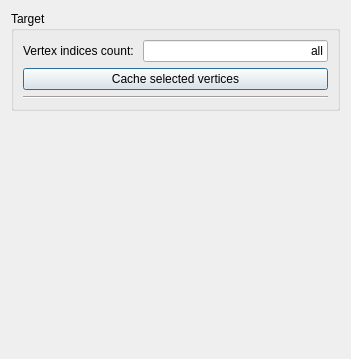
AnonCountercurrent/NoraMayaTrivialTools, file Mesh/UI/noraNormalMappingWidget.ui: the form before one commit.
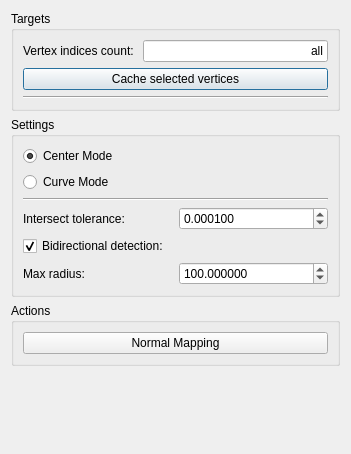
The form after the commit.

Commit message: normal smoothing

Diff of the .ui file:
```diff
--- a/Mesh/UI/noraNormalMappingWidget.ui
+++ b/Mesh/UI/noraNormalMappingWidget.ui
@@ -7,7 +7,7 @@
     <x>0</x>
     <y>0</y>
     <width>351</width>
-    <height>359</height>
+    <height>454</height>
    </rect>
   </property>
   <property name="sizePolicy">
@@ -25,11 +25,11 @@
   <property name="windowTitle">
    <string>Dialog</string>
   </property>
-  <layout class="QVBoxLayout" name="verticalLayout_2">
+  <layout class="QVBoxLayout" name="verticalLayout_5">
    <item>
     <widget class="QGroupBox" name="groupBox">
      <property name="title">
-      <string>Target</string>
+      <string>Targets</string>
      </property>
      <layout class="QVBoxLayout" name="verticalLayout">
       <item>
@@ -86,6 +86,130 @@
      </layout>
     </widget>
    </item>
+   <item>
+    <widget class="QGroupBox" name="groupBox_2">
+     <property name="title">
+      <string>Settings</string>
+     </property>
+     <layout class="QVBoxLayout" name="verticalLayout_3">
+      <item>
+       <layout class="QVBoxLayout" name="verticalLayout_2">
+        <item>
+         <widget class="QRadioButton" name="centerRadioButton">
+          <property name="text">
+           <string>Center Mode</string>
+          </property>
+          <property name="checked">
+           <bool>true</bool>
+          </property>
+         </widget>
+        </item>
+        <item>
+         <widget class="QRadioButton" name="curveRadioButton">
+          <property name="text">
+           <string>Curve Mode</string>
+          </property>
+         </widget>
+        </item>
+       </layout>
+      </item>
+      <item>
+       <widget class="Line" name="line_2">
+        <property name="orientation">
+         <enum>Qt::Horizontal</enum>
+        </property>
+       </widget>
+      </item>
+      <item>
+       <layout class="QHBoxLayout" name="horizontalLayout_3">
+        <item>
+         <widget class="QLabel" name="label_2">
+          <property name="text">
+           <string>Intersect tolerance: </string>
+          </property>
+         </widget>
+        </item>
+        <item>
+         <widget class="QDoubleSpinBox" name="tolSpinBox">
+          <property name="decimals">
+           <number>6</number>
+          </property>
+          <property name="minimum">
+           <double>0.000001000000000</double>
+          </property>
+          <property name="maximum">
+           <double>1.000000000000000</double>
+          </property>
+          <property name="singleStep">
+           <double>0.001000000000000</double>
+          </property>
+          <property name="value">
+           <double>0.000100000000000</double>
+          </property>
+         </widget>
+        </item>
+       </layout>
+      </item>
+      <item>
+       <layout class="QHBoxLayout" name="horizontalLayout_4">
+        <item>
+         <widget class="QCheckBox" name="twoWayCheckBox">
+          <property name="text">
+           <string>Bidirectional detection: </string>
+          </property>
+          <property name="checked">
+           <bool>true</bool>
+          </property>
+         </widget>
+        </item>
+       </layout>
+      </item>
+      <item>
+       <layout class="QHBoxLayout" name="horizontalLayout_5">
+        <item>
+         <widget class="QLabel" name="label_3">
+          <property name="text">
+           <string>Max radius: </string>
+          </property>
+         </widget>
+        </item>
+        <item>
+         <widget class="QDoubleSpinBox" name="maxRadiusSpinBox">
+          <property name="decimals">
+           <number>6</number>
+          </property>
+          <property name="minimum">
+           <double>0.000001000000000</double>
+          </property>
+          <property name="maximum">
+           <double>1000.000000000000000</double>
+          </property>
+          <property name="value">
+           <double>100.000000000000000</double>
+          </property>
+         </widget>
+        </item>
+       </layout>
+      </item>
+     </layout>
+    </widget>
+   </item>
+   <item>
+    <widget class="QGroupBox" name="groupBox_3">
+     <property name="title">
+      <string>Actions</string>
+     </property>
+     <layout class="QVBoxLayout" name="verticalLayout_4">
+      <item>
+       <widget class="QPushButton" name="normalMappingButton">
+        <property name="text">
+         <string>Normal Mapping</string>
+        </property>
+       </widget>
+      </item>
+     </layout>
+    </widget>
+   </item>
    <item>
     <spacer name="verticalSpacer">
      <property name="orientation">
```
Left out of the diff: 2 changed lines with no effect on the pictures. The commit also changes 6 other files.
